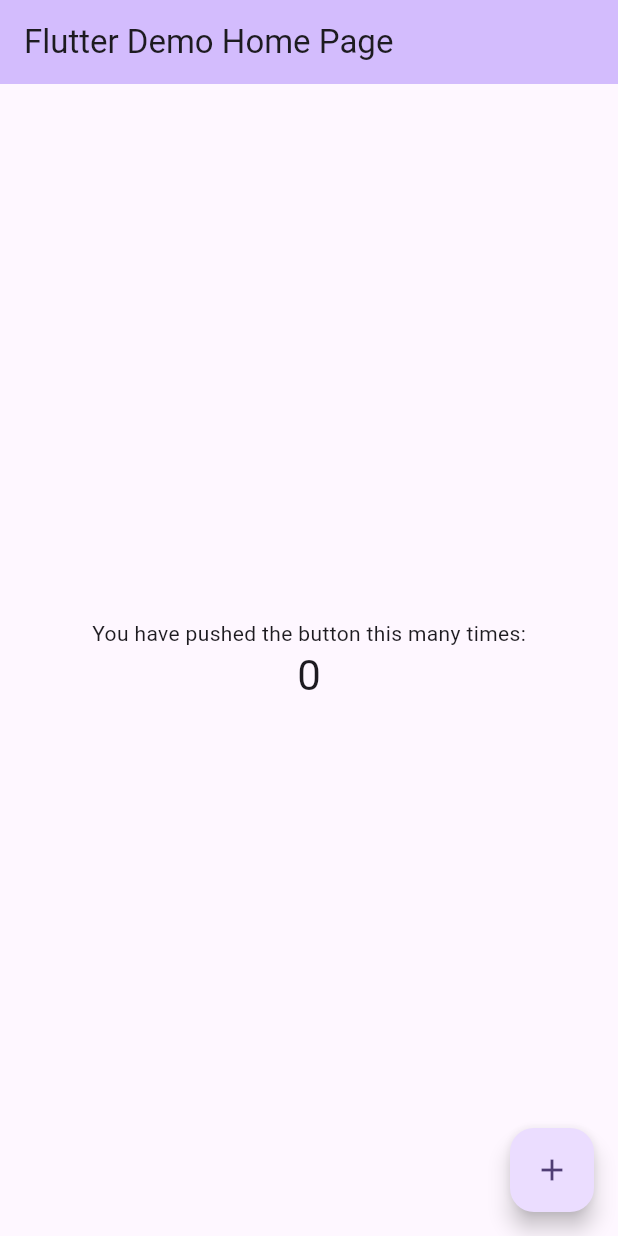
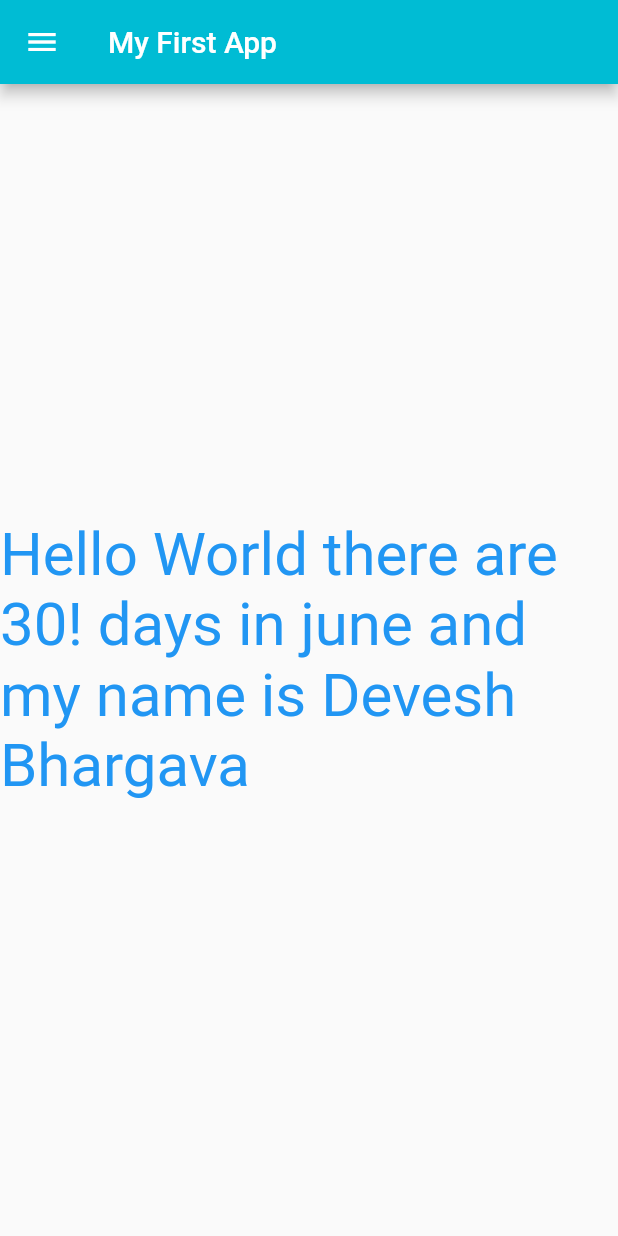
Before and after one commit to devesh1702/Flutter, a Flutter app: the screen it shows after launch, on a phone screen of 412 x 824 dp. Run offline on Flutter 3.47's test engine with Material 2 defaults, Android fonts, the phone set to English and light mode, and no system bars.

Commit message:
DAY 2 completed

```diff
--- /dev/null
+++ b/lib/home.dart
@@ -0,0 +1,28 @@
+import 'package:flutter/material.dart';
+
+class HomePage extends StatelessWidget {
+  const HomePage({super.key});
+
+  @override
+  Widget build(BuildContext context) {
+    final int days = 30;
+    final String name = "Devesh Bhargava";
+    return Scaffold(
+      appBar: AppBar(
+        title: Text('My First App'),
+        backgroundColor: Colors.cyan,
+      ),
+      body: Center(
+        child: Text(
+          'Hello World there are $days! days in june and my name is $name',
+          textDirection: TextDirection.ltr,
+          style: TextStyle(
+            fontSize: 40.0,
+            color: Colors.blue,
+          ),
+        ),
+      ),
+      drawer: Drawer(),
+    );
+  }
+}
--- a/lib/main.dart
+++ b/lib/main.dart
@@ -1,125 +1,29 @@
 import 'package:flutter/material.dart';
+import 'package:flutter_application_1/home.dart';
 
 void main() {
-  runApp(const MyApp());
+  runApp(MyApp());
 }
 
 class MyApp extends StatelessWidget {
   const MyApp({super.key});
 
-  // This widget is the root of your application.
   @override
   Widget build(BuildContext context) {
+    int days = 30;
+    String name = "Devesh Bhargava";
+    double pi = 3.14;
+    bool ismale = true;
+    num temp = 40.89;
+
+    var day =
+        "thursday"; //ye issue nhi dega because compiler already bata dega ki konsa data type hai
+
+    const pi2 = 3.14;
+
     return MaterialApp(
-      title: 'Flutter Demo',
-      theme: ThemeData(
-        // This is the theme of your application.
-        //
-        // TRY THIS: Try running your application with "flutter run". You'll see
-        // the application has a blue toolbar. Then, without quitting the app,
-        // try changing the seedColor in the colorScheme below to Colors.green
-        // and then invoke "hot reload" (save your changes or press the "hot
-        // reload" button in a Flutter-supported IDE, or press "r" if you used
-        // the command line to start the app).
-        //
-        // Notice that the counter didn't reset back to zero; the application
-        // state is not lost during the reload. To reset the state, use hot
-        // restart instead.
-        //
-        // This works for code too, not just values: Most code changes can be
-        // tested with just a hot reload.
-        colorScheme: ColorScheme.fromSeed(seedColor: Colors.deepPurple),
-        useMaterial3: true,
-      ),
-      home: const MyHomePage(title: 'Flutter Demo Home Page'),
+      title: 'My First App',
+      home: HomePage()
     );
   }
 }
-
-class MyHomePage extends StatefulWidget {
-  const MyHomePage({super.key, required this.title});
-
-  // This widget is the home page of your application. It is stateful, meaning
-  // that it has a State object (defined below) that contains fields that affect
-  // how it looks.
-
-  // This class is the configuration for the state. It holds the values (in this
-  // case the title) provided by the parent (in this case the App widget) and
-  // used by the build method of the State. Fields in a Widget subclass are
-  // always marked "final".
-
-  final String title;
-
-  @override
-  State<MyHomePage> createState() => _MyHomePageState();
-}
-
-class _MyHomePageState extends State<MyHomePage> {
-  int _counter = 0;
-
-  void _incrementCounter() {
-    setState(() {
-      // This call to setState tells the Flutter framework that something has
-      // changed in this State, which causes it to rerun the build method below
-      // so that the display can reflect the updated values. If we changed
-      // _counter without calling setState(), then the build method would not be
-      // called again, and so nothing would appear to happen.
-      _counter++;
-    });
-  }
-
-  @override
-  Widget build(BuildContext context) {
-    // This method is rerun every time setState is called, for instance as done
-    // by the _incrementCounter method above.
-    //
-    // The Flutter framework has been optimized to make rerunning build methods
-    // fast, so that you can just rebuild anything that needs updating rather
-    // than having to individually change instances of widgets.
-    return Scaffold(
-      appBar: AppBar(
-        // TRY THIS: Try changing the color here to a specific color (to
-        // Colors.amber, perhaps?) and trigger a hot reload to see the AppBar
-        // change color while the other colors stay the same.
-        backgroundColor: Theme.of(context).colorScheme.inversePrimary,
-        // Here we take the value from the MyHomePage object that was created by
-        // the App.build method, and use it to set our appbar title.
-        title: Text(widget.title),
-      ),
-      body: Center(
-        // Center is a layout widget. It takes a single child and positions it
-        // in the middle of the parent.
-        child: Column(
-          // Column is also a layout widget. It takes a list of children and
-          // arranges them vertically. By default, it sizes itself to fit its
-          // children horizontally, and tries to be as tall as its parent.
-          //
-          // Column has various properties to control how it sizes itself and
-          // how it positions its children. Here we use mainAxisAlignment to
-          // center the children vertically; the main axis here is the vertical
-          // axis because Columns are vertical (the cross axis would be
-          // horizontal).
-          //
-          // TRY THIS: Invoke "debug painting" (choose the "Toggle Debug Paint"
-          // action in the IDE, or press "p" in the console), to see the
-          // wireframe for each widget.
-          mainAxisAlignment: MainAxisAlignment.center,
-          children: <Widget>[
-            const Text(
-              'You have pushed the button this many times:',
-            ),
-            Text(
-              '$_counter',
-              style: Theme.of(context).textTheme.headlineMedium,
-            ),
-          ],
-        ),
-      ),
-      floatingActionButton: FloatingActionButton(
-        onPressed: _incrementCounter,
-        tooltip: 'Increment',
-        child: const Icon(Icons.add),
-      ), // This trailing comma makes auto-formatting nicer for build methods.
-    );
-  }
-}
```
